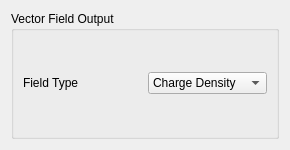
This is src/Interface/Modules/ParticleInCell/VectorMeshReaderDialog.ui in SCIInstitute/SCIRun as Qt 5 draws it before an edit. The edited form follows.
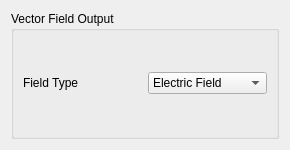
This is the edited form.

Patch:
```diff
--- a/src/Interface/Modules/ParticleInCell/VectorMeshReaderDialog.ui
+++ b/src/Interface/Modules/ParticleInCell/VectorMeshReaderDialog.ui
@@ -30,7 +30,7 @@
        <widget class="QComboBox" name="vectorFieldType_">
         <item>
          <property name="text">
-          <string>Charge Density</string>
+          <string>Electric Field</string>
          </property>
         </item>
         <item>
```
Left out of the diff: 4 changed lines with no effect on the pictures.
